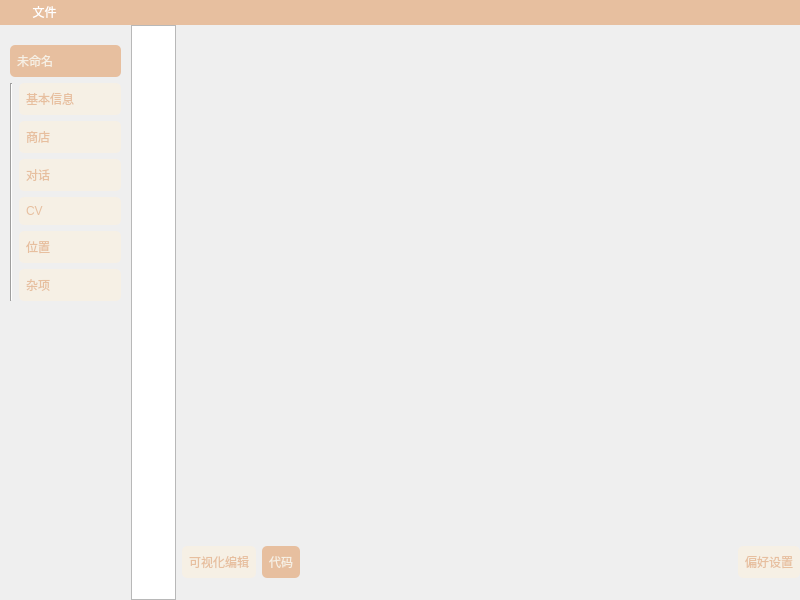
Old version of the form Visual Editor/NPC-Handler/mainwindow.ui in the repository Marcus-P-114514/Genshin-Impact-BWiKi-NPC-Editor.
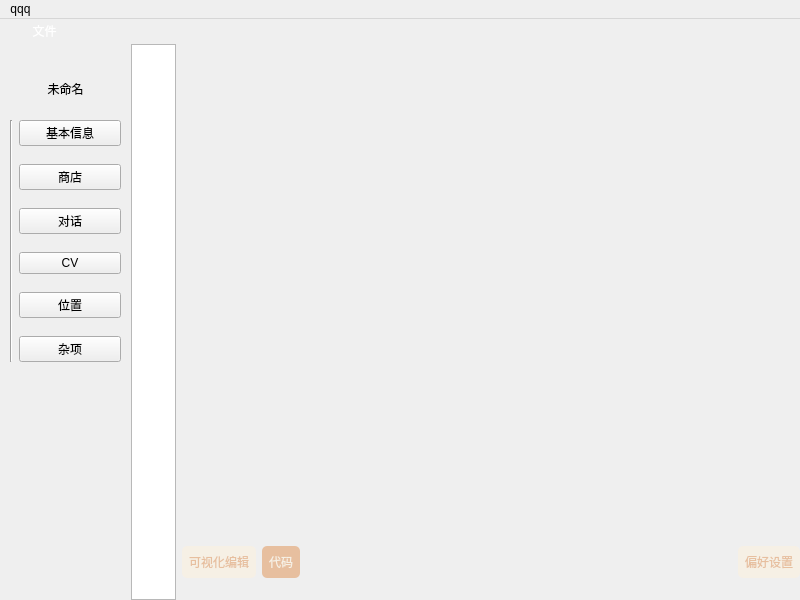
New version of the form. Icons and pictures are not drawn.

```diff
--- a/Visual Editor/NPC-Handler/mainwindow.ui
+++ b/Visual Editor/NPC-Handler/mainwindow.ui
@@ -254,8 +254,11 @@
           <height>25</height>
          </size>
         </property>
+        <property name="autoFillBackground">
+         <bool>true</bool>
+        </property>
         <property name="styleSheet">
-         <string notr="true">background-color: rgb(231, 191, 159);</string>
+         <string notr="true"/>
         </property>
         <widget class="QWidget" name="page_7">
          <widget class="QPushButton" name="pushButton">
@@ -328,22 +331,14 @@
             <x>10</x>
             <y>20</y>
             <width>111</width>
-            <height>261</height>
+            <height>316</height>
            </rect>
           </property>
           <layout class="QGridLayout" name="gridLayout_2">
            <item row="0" column="0" colspan="2">
             <widget class="QPushButton" name="project_name">
              <property name="styleSheet">
-              <string notr="true">QPushButton{text-align : left;
-padding: 7px;
-border-radius: 5px;
-background-color: rgb(231, 191, 159);
-color: rgb(246, 240, 229);
-border: 6px;
-}
-
-</string>
+              <string notr="true"/>
              </property>
              <property name="text">
               <string>未命名</string>
@@ -363,14 +358,7 @@
            <item row="1" column="1">
             <widget class="QPushButton" name="basic_info_switcher">
              <property name="styleSheet">
-              <string notr="true">QPushButton{text-align : left;
-padding: 7px;
-border-radius: 5px;
-background-color: rgb(246, 240, 229);
-color: rgb(231, 191, 159);
-border: 6px;
-}
-</string>
+              <string notr="true"/>
              </property>
              <property name="text">
               <string>基本信息</string>
@@ -380,14 +368,7 @@
            <item row="2" column="1">
             <widget class="QPushButton" name="npc_store_switcher">
              <property name="styleSheet">
-              <string notr="true">QPushButton{text-align : left;
-padding: 7px;
-border-radius: 5px;
-background-color: rgb(246, 240, 229);
-color: rgb(231, 191, 159);
-border: 6px;
-}
-</string>
+              <string notr="true"/>
              </property>
              <property name="text">
               <string>商店</string>
@@ -397,14 +378,7 @@
            <item row="3" column="1">
             <widget class="QPushButton" name="npc_dialog_switcher">
              <property name="styleSheet">
-              <string notr="true">QPushButton{text-align : left;
-padding: 7px;
-border-radius: 5px;
-background-color: rgb(246, 240, 229);
-color: rgb(231, 191, 159);
-border: 6px;
-}
-</string>
+              <string notr="true"/>
              </property>
              <property name="text">
               <string>对话</string>
@@ -414,14 +388,7 @@
            <item row="4" column="1">
             <widget class="QPushButton" name="cv_table_switcher">
              <property name="styleSheet">
-              <string notr="true">QPushButton{text-align : left;
-padding: 7px;
-border-radius: 5px;
-background-color: rgb(246, 240, 229);
-color: rgb(231, 191, 159);
-border: 6px;
-}
-</string>
+              <string notr="true"/>
              </property>
              <property name="text">
               <string>CV</string>
@@ -431,14 +398,7 @@
            <item row="5" column="1">
             <widget class="QPushButton" name="npc_location_switcher">
              <property name="styleSheet">
-              <string notr="true">QPushButton{text-align : left;
-padding: 7px;
-border-radius: 5px;
-background-color: rgb(246, 240, 229);
-color: rgb(231, 191, 159);
-border: 6px;
-}
-</string>
+              <string notr="true"/>
              </property>
              <property name="text">
               <string>位置</string>
@@ -448,14 +408,7 @@
            <item row="6" column="1">
             <widget class="QPushButton" name="extra_switcher">
              <property name="styleSheet">
-              <string notr="true">QPushButton{text-align : left;
-padding: 7px;
-border-radius: 5px;
-background-color: rgb(246, 240, 229);
-color: rgb(231, 191, 159);
-border: 6px;
-}
-</string>
+              <string notr="true"/>
              </property>
              <property name="text">
               <string>杂项</string>
@@ -472,6 +425,23 @@
     </item>
    </layout>
   </widget>
+  <widget class="QMenuBar" name="menuBar">
+   <property name="geometry">
+    <rect>
+     <x>0</x>
+     <y>0</y>
+     <width>800</width>
+     <height>22</height>
+    </rect>
+   </property>
+   <widget class="QMenu" name="menuqqq">
+    <property name="title">
+     <string>qqq</string>
+    </property>
+    <addaction name="actionccc_2"/>
+   </widget>
+   <addaction name="menuqqq"/>
+  </widget>
   <action name="actionccc">
    <property name="text">
     <string>ccc</string>
```
Left out of the diff: 11 changed lines with no effect on the pictures.
